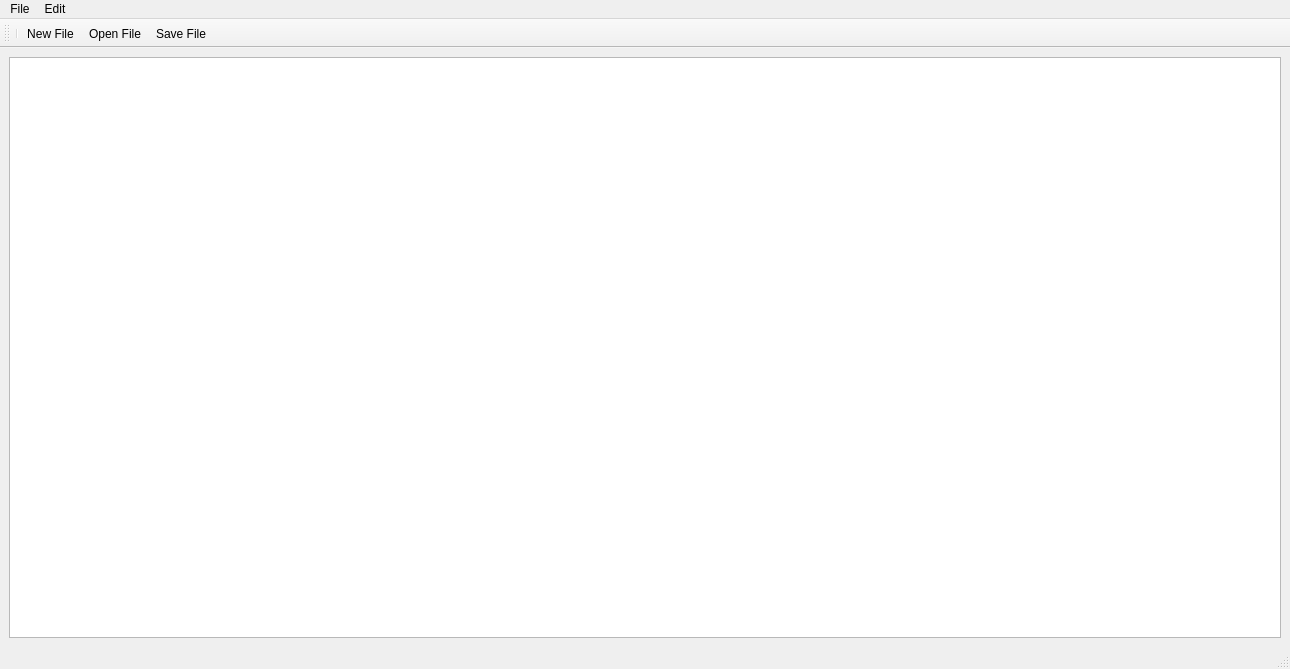
Before: the Qt Designer form mainwindow.ui in i-saw-sparks/Notypad, drawn with Qt 5.
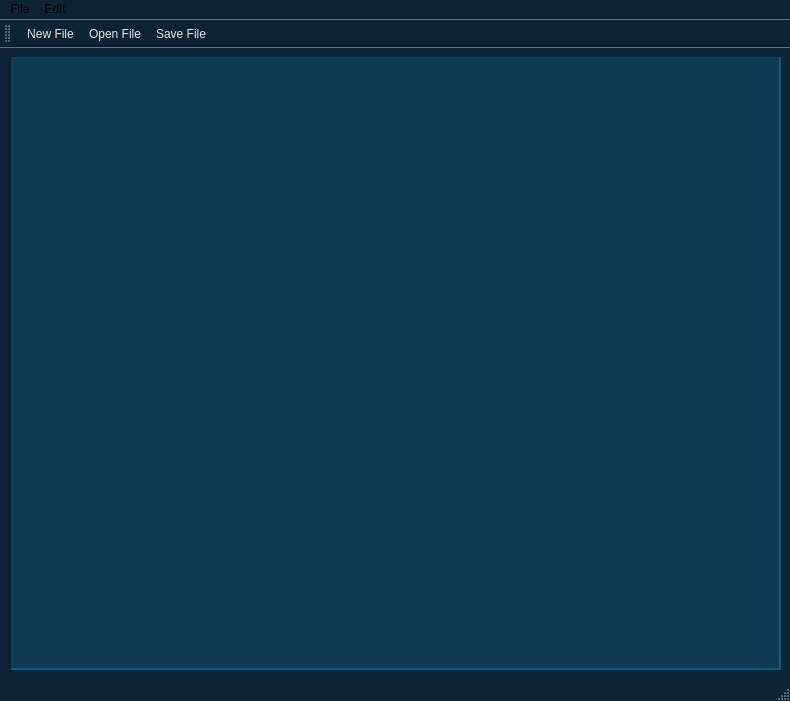
After: the same form once the commit is applied. Icons and pictures are not drawn.

Commit message: Blue theme

```diff
--- a/mainwindow.ui
+++ b/mainwindow.ui
@@ -6,17 +6,574 @@
    <rect>
     <x>0</x>
     <y>0</y>
-    <width>1290</width>
-    <height>669</height>
+    <width>790</width>
+    <height>701</height>
    </rect>
   </property>
+  <property name="minimumSize">
+   <size>
+    <width>500</width>
+    <height>0</height>
+   </size>
+  </property>
+  <property name="palette">
+   <palette>
+    <active>
+     <colorrole role="WindowText">
+      <brush brushstyle="SolidPattern">
+       <color alpha="255">
+        <red>0</red>
+        <green>0</green>
+        <blue>0</blue>
+       </color>
+      </brush>
+     </colorrole>
+     <colorrole role="Button">
+      <brush brushstyle="SolidPattern">
+       <color alpha="255">
+        <red>170</red>
+        <green>170</green>
+        <blue>255</blue>
+       </color>
+      </brush>
+     </colorrole>
+     <colorrole role="Light">
+      <brush brushstyle="SolidPattern">
+       <color alpha="255">
+        <red>170</red>
+        <green>170</green>
+        <blue>0</blue>
+       </color>
+      </brush>
+     </colorrole>
+     <colorrole role="Midlight">
+      <brush brushstyle="SolidPattern">
+       <color alpha="255">
+        <red>0</red>
+        <green>255</green>
+        <blue>127</blue>
+       </color>
+      </brush>
+     </colorrole>
+     <colorrole role="Dark">
+      <brush brushstyle="SolidPattern">
+       <color alpha="255">
+        <red>0</red>
+        <green>85</green>
+        <blue>0</blue>
+       </color>
+      </brush>
+     </colorrole>
+     <colorrole role="Mid">
+      <brush brushstyle="SolidPattern">
+       <color alpha="255">
+        <red>20</red>
+        <green>52</green>
+        <blue>31</blue>
+       </color>
+      </brush>
+     </colorrole>
+     <colorrole role="Text">
+      <brush brushstyle="SolidPattern">
+       <color alpha="255">
+        <red>226</red>
+        <green>226</green>
+        <blue>226</blue>
+       </color>
+      </brush>
+     </colorrole>
+     <colorrole role="ButtonText">
+      <brush brushstyle="SolidPattern">
+       <color alpha="255">
+        <red>0</red>
+        <green>0</green>
+        <blue>0</blue>
+       </color>
+      </brush>
+     </colorrole>
+     <colorrole role="Base">
+      <brush brushstyle="SolidPattern">
+       <color alpha="255">
+        <red>17</red>
+        <green>58</green>
+        <blue>84</blue>
+       </color>
+      </brush>
+     </colorrole>
+     <colorrole role="Window">
+      <brush brushstyle="SolidPattern">
+       <color alpha="255">
+        <red>11</red>
+        <green>35</green>
+        <blue>52</blue>
+       </color>
+      </brush>
+     </colorrole>
+     <colorrole role="Shadow">
+      <brush brushstyle="SolidPattern">
+       <color alpha="255">
+        <red>170</red>
+        <green>0</green>
+        <blue>255</blue>
+       </color>
+      </brush>
+     </colorrole>
+     <colorrole role="AlternateBase">
+      <brush brushstyle="SolidPattern">
+       <color alpha="255">
+        <red>255</red>
+        <green>170</green>
+        <blue>255</blue>
+       </color>
+      </brush>
+     </colorrole>
+     <colorrole role="PlaceholderText">
+      <brush brushstyle="SolidPattern">
+       <color alpha="128">
+        <red>226</red>
+        <green>226</green>
+        <blue>226</blue>
+       </color>
+      </brush>
+     </colorrole>
+    </active>
+    <inactive>
+     <colorrole role="WindowText">
+      <brush brushstyle="SolidPattern">
+       <color alpha="255">
+        <red>0</red>
+        <green>0</green>
+        <blue>0</blue>
+       </color>
+      </brush>
+     </colorrole>
+     <colorrole role="Button">
+      <brush brushstyle="SolidPattern">
+       <color alpha="255">
+        <red>170</red>
+        <green>170</green>
+        <blue>255</blue>
+       </color>
+      </brush>
+     </colorrole>
+     <colorrole role="Light">
+      <brush brushstyle="SolidPattern">
+       <color alpha="255">
+        <red>170</red>
+        <green>170</green>
+        <blue>0</blue>
+       </color>
+      </brush>
+     </colorrole>
+     <colorrole role="Midlight">
+      <brush brushstyle="SolidPattern">
+       <color alpha="255">
+        <red>0</red>
+        <green>255</green>
+        <blue>127</blue>
+       </color>
+      </brush>
+     </colorrole>
+     <colorrole role="Dark">
+      <brush brushstyle="SolidPattern">
+       <color alpha="255">
+        <red>0</red>
+        <green>85</green>
+        <blue>0</blue>
+       </color>
+      </brush>
+     </colorrole>
+     <colorrole role="Mid">
+      <brush brushstyle="SolidPattern">
+       <color alpha="255">
+        <red>20</red>
+        <green>52</green>
+        <blue>31</blue>
+       </color>
+      </brush>
+     </colorrole>
+     <colorrole role="Text">
+      <brush brushstyle="SolidPattern">
+       <color alpha="255">
+        <red>226</red>
+        <green>226</green>
+        <blue>226</blue>
+       </color>
+      </brush>
+     </colorrole>
+     <colorrole role="ButtonText">
+      <brush brushstyle="SolidPattern">
+       <color alpha="255">
+        <red>0</red>
+        <green>0</green>
+        <blue>0</blue>
+       </color>
+      </brush>
+     </colorrole>
+     <colorrole role="Base">
+      <brush brushstyle="SolidPattern">
+       <color alpha="255">
+        <red>17</red>
+        <green>58</green>
+        <blue>84</blue>
+       </color>
+      </brush>
+     </colorrole>
+     <colorrole role="Window">
+      <brush brushstyle="SolidPattern">
+       <color alpha="255">
+        <red>11</red>
+        <green>35</green>
+        <blue>52</blue>
+       </color>
+      </brush>
+     </colorrole>
+     <colorrole role="Shadow">
+      <brush brushstyle="SolidPattern">
+       <color alpha="255">
+        <red>170</red>
+        <green>0</green>
+        <blue>255</blue>
+       </color>
+      </brush>
+     </colorrole>
+     <colorrole role="AlternateBase">
+      <brush brushstyle="SolidPattern">
+       <color alpha="255">
+        <red>255</red>
+        <green>170</green>
+        <blue>255</blue>
+       </color>
+      </brush>
+     </colorrole>
+     <colorrole role="PlaceholderText">
+      <brush brushstyle="SolidPattern">
+       <color alpha="128">
+        <red>226</red>
+        <green>226</green>
+        <blue>226</blue>
+       </color>
+      </brush>
+     </colorrole>
+    </inactive>
+    <disabled>
+     <colorrole role="WindowText">
+      <brush brushstyle="SolidPattern">
+       <color alpha="255">
+        <red>0</red>
+        <green>85</green>
+        <blue>0</blue>
+       </color>
+      </brush>
+     </colorrole>
+     <colorrole role="Button">
+      <brush brushstyle="SolidPattern">
+       <color alpha="255">
+        <red>170</red>
+        <green>170</green>
+        <blue>255</blue>
+       </color>
+      </brush>
+     </colorrole>
+     <colorrole role="Light">
+      <brush brushstyle="SolidPattern">
+       <color alpha="255">
+        <red>170</red>
+        <green>170</green>
+        <blue>0</blue>
+       </color>
+      </brush>
+     </colorrole>
+     <colorrole role="Midlight">
+      <brush brushstyle="SolidPattern">
+       <color alpha="255">
+        <red>0</red>
+        <green>255</green>
+        <blue>127</blue>
+       </color>
+      </brush>
+     </colorrole>
+     <colorrole role="Dark">
+      <brush brushstyle="SolidPattern">
+       <color alpha="255">
+        <red>0</red>
+        <green>85</green>
+        <blue>0</blue>
+       </color>
+      </brush>
+     </colorrole>
+     <colorrole role="Mid">
+      <brush brushstyle="SolidPattern">
+       <color alpha="255">
+        <red>20</red>
+        <green>52</green>
+        <blue>31</blue>
+       </color>
+      </brush>
+     </colorrole>
+     <colorrole role="Text">
+      <brush brushstyle="SolidPattern">
+       <color alpha="255">
+        <red>0</red>
+        <green>85</green>
+        <blue>0</blue>
+       </color>
+      </brush>
+     </colorrole>
+     <colorrole role="ButtonText">
+      <brush brushstyle="SolidPattern">
+       <color alpha="255">
+        <red>0</red>
+        <green>85</green>
+        <blue>0</blue>
+       </color>
+      </brush>
+     </colorrole>
+     <colorrole role="Base">
+      <brush brushstyle="SolidPattern">
+       <color alpha="255">
+        <red>11</red>
+        <green>35</green>
+        <blue>52</blue>
+       </color>
+      </brush>
+     </colorrole>
+     <colorrole role="Window">
+      <brush brushstyle="SolidPattern">
+       <color alpha="255">
+        <red>11</red>
+        <green>35</green>
+        <blue>52</blue>
+       </color>
+      </brush>
+     </colorrole>
+     <colorrole role="Shadow">
+      <brush brushstyle="SolidPattern">
+       <color alpha="255">
+        <red>170</red>
+        <green>0</green>
+        <blue>255</blue>
+       </color>
+      </brush>
+     </colorrole>
+     <colorrole role="AlternateBase">
+      <brush brushstyle="SolidPattern">
+       <color alpha="255">
+        <red>255</red>
+        <green>170</green>
+        <blue>255</blue>
+       </color>
+      </brush>
+     </colorrole>
+     <colorrole role="PlaceholderText">
+      <brush brushstyle="SolidPattern">
+       <color alpha="128">
+        <red>0</red>
+        <green>0</green>
+        <blue>0</blue>
+       </color>
+      </brush>
+     </colorrole>
+    </disabled>
+   </palette>
+  </property>
   <property name="windowTitle">
-   <string>MainWindow</string>
+   <string>Notypad</string>
+  </property>
+  <property name="windowOpacity">
+   <double>1.000000000000000</double>
+  </property>
+  <property name="documentMode">
+   <bool>false</bool>
+  </property>
+  <property name="tabShape">
+   <enum>QTabWidget::Rounded</enum>
   </property>
   <widget class="QWidget" name="centralwidget">
    <layout class="QVBoxLayout" name="verticalLayout_2">
+    <property name="leftMargin">
+     <number>11</number>
+    </property>
     <item>
-     <widget class="QPlainTextEdit" name="plainTextEdit"/>
+     <widget class="QPlainTextEdit" name="plainTextEdit">
+      <property name="palette">
+       <palette>
+        <active>
+         <colorrole role="WindowText">
+          <brush brushstyle="SolidPattern">
+           <color alpha="255">
+            <red>0</red>
+            <green>0</green>
+            <blue>0</blue>
+           </color>
+          </brush>
+         </colorrole>
+         <colorrole role="Light">
+          <brush brushstyle="SolidPattern">
+           <color alpha="255">
+            <red>10</red>
+            <green>93</green>
+            <blue>125</blue>
+           </color>
+          </brush>
+         </colorrole>
+         <colorrole role="Dark">
+          <brush brushstyle="SolidPattern">
+           <color alpha="255">
+            <red>7</red>
+            <green>67</green>
+            <blue>89</blue>
+           </color>
+          </brush>
+         </colorrole>
+         <colorrole role="Text">
+          <brush brushstyle="SolidPattern">
+           <color alpha="255">
+            <red>226</red>
+            <green>226</green>
+            <blue>226</blue>
+           </color>
+          </brush>
+         </colorrole>
+         <colorrole role="ButtonText">
+          <brush brushstyle="SolidPattern">
+           <color alpha="255">
+            <red>0</red>
+            <green>0</green>
+            <blue>0</blue>
+           </color>
+          </brush>
+         </colorrole>
+        </active>
+        <inactive>
+         <colorrole role="WindowText">
+          <brush brushstyle="SolidPattern">
+           <color alpha="255">
+            <red>0</red>
+            <green>0</green>
+            <blue>0</blue>
+           </color>
+          </brush>
+         </colorrole>
+         <colorrole role="Light">
+          <brush brushstyle="SolidPattern">
+           <color alpha="255">
+            <red>10</red>
+            <green>93</green>
+            <blue>125</blue>
+           </color>
+          </brush>
+         </colorrole>
+         <colorrole role="Dark">
+          <brush brushstyle="SolidPattern">
+           <color alpha="255">
+            <red>7</red>
+            <green>67</green>
+            <blue>89</blue>
+           </color>
+          </brush>
+         </colorrole>
+         <colorrole role="Text">
+          <brush brushstyle="SolidPattern">
+           <color alpha="255">
+            <red>226</red>
+            <green>226</green>
+            <blue>226</blue>
+           </color>
+          </brush>
+         </colorrole>
+         <colorrole role="ButtonText">
+          <brush brushstyle="SolidPattern">
+           <color alpha="255">
+            <red>0</red>
+            <green>0</green>
+            <blue>0</blue>
+           </color>
+          </brush>
+         </colorrole>
+        </inactive>
+        <disabled>
+         <colorrole role="WindowText">
+          <brush brushstyle="SolidPattern">
+           <color alpha="255">
+            <red>7</red>
+            <green>67</green>
+            <blue>89</blue>
+           </color>
+          </brush>
+         </colorrole>
+         <colorrole role="Light">
+          <brush brushstyle="SolidPattern">
+           <color alpha="255">
+            <red>10</red>
+            <green>93</green>
+            <blue>125</blue>
+           </color>
+          </brush>
+         </colorrole>
+         <colorrole role="Dark">
+          <brush brushstyle="SolidPattern">
+           <color alpha="255">
+            <red>7</red>
+            <green>67</green>
+            <blue>89</blue>
+           </color>
+          </brush>
+         </colorrole>
+         <colorrole role="Text">
+          <brush brushstyle="SolidPattern">
+           <color alpha="255">
+            <red>7</red>
+            <green>67</green>
+            <blue>89</blue>
+           </color>
+          </brush>
+         </colorrole>
+         <colorrole role="ButtonText">
+          <brush brushstyle="SolidPattern">
+           <color alpha="255">
+            <red>7</red>
+            <green>67</green>
+            <blue>89</blue>
+           </color>
+          </brush>
+         </colorrole>
+        </disabled>
+       </palette>
+      </property>
+      <property name="font">
+       <font>
+        <pointsize>12</pointsize>
+       </font>
+      </property>
+      <property name="cursor" stdset="0">
+       <cursorShape>IBeamCursor</cursorShape>
+      </property>
+      <property name="mouseTracking">
+       <bool>false</bool>
+      </property>
+      <property name="frameShape">
+       <enum>QFrame::Panel</enum>
+      </property>
+      <property name="frameShadow">
+       <enum>QFrame::Sunken</enum>
+      </property>
+      <property name="lineWidth">
+       <number>2</number>
+      </property>
+      <property name="verticalScrollBarPolicy">
+       <enum>Qt::ScrollBarAsNeeded</enum>
+      </property>
+      <property name="plainText">
+       <string/>
+      </property>
+      <property name="textInteractionFlags">
+       <set>Qt::LinksAccessibleByKeyboard|Qt::LinksAccessibleByMouse|Qt::TextBrowserInteraction|Qt::TextEditable|Qt::TextEditorInteraction|Qt::TextSelectableByKeyboard|Qt::TextSelectableByMouse</set>
+      </property>
+      <property name="backgroundVisible">
+       <bool>false</bool>
+      </property>
+     </widget>
     </item>
    </layout>
   </widget>
@@ -25,11 +582,456 @@
     <rect>
      <x>0</x>
      <y>0</y>
-     <width>1290</width>
+     <width>790</width>
      <height>26</height>
     </rect>
    </property>
-   <widget class="QMenu" name="menuNotypad">
+   <property name="nativeMenuBar">
+    <bool>true</bool>
+   </property>
+   <widget class="QMenu" name="menuFile">
+    <property name="palette">
+     <palette>
+      <active>
+       <colorrole role="WindowText">
+        <brush brushstyle="SolidPattern">
+         <color alpha="255">
+          <red>255</red>
+          <green>255</green>
+          <blue>255</blue>
+         </color>
+        </brush>
+       </colorrole>
+       <colorrole role="Button">
+        <brush brushstyle="SolidPattern">
+         <color alpha="255">
+          <red>0</red>
+          <green>0</green>
+          <blue>127</blue>
+         </color>
+        </brush>
+       </colorrole>
+       <colorrole role="Light">
+        <brush brushstyle="SolidPattern">
+         <color alpha="255">
+          <red>0</red>
+          <green>0</green>
+          <blue>191</blue>
+         </color>
+        </brush>
+       </colorrole>
+       <colorrole role="Midlight">
+        <brush brushstyle="SolidPattern">
+         <color alpha="255">
+          <red>0</red>
+          <green>0</green>
+          <blue>159</blue>
+         </color>
+        </brush>
+       </colorrole>
+       <colorrole role="Dark">
+        <brush brushstyle="SolidPattern">
+         <color alpha="255">
+          <red>0</red>
+          <green>0</green>
+          <blue>63</blue>
+         </color>
+        </brush>
+       </colorrole>
+       <colorrole role="Mid">
+        <brush brushstyle="SolidPattern">
+         <color alpha="255">
+          <red>0</red>
+          <green>0</green>
+          <blue>84</blue>
+         </color>
+        </brush>
+       </colorrole>
+       <colorrole role="Text">
+        <brush brushstyle="SolidPattern">
+         <color alpha="255">
+          <red>255</red>
+          <green>255</green>
+          <blue>255</blue>
+         </color>
+        </brush>
+       </colorrole>
+       <colorrole role="BrightText">
+        <brush brushstyle="SolidPattern">
+         <color alpha="255">
+          <red>255</red>
+          <green>255</green>
+          <blue>255</blue>
+         </color>
+        </brush>
+       </colorrole>
+       <colorrole role="ButtonText">
+        <brush brushstyle="SolidPattern">
+         <color alpha="255">
+          <red>255</red>
+          <green>255</green>
+          <blue>255</blue>
+         </color>
+        </brush>
+       </colorrole>
+       <colorrole role="Base">
+        <brush brushstyle="SolidPattern">
+         <color alpha="255">
+          <red>0</red>
+          <green>0</green>
+          <blue>0</blue>
+         </color>
+        </brush>
+       </colorrole>
+       <colorrole role="Window">
+        <brush brushstyle="SolidPattern">
+         <color alpha="255">
+          <red>0</red>
+          <green>0</green>
+          <blue>127</blue>
+         </color>
+        </brush>
+       </colorrole>
+       <colorrole role="Shadow">
+        <brush brushstyle="SolidPattern">
+         <color alpha="255">
+          <red>0</red>
+          <green>0</green>
+          <blue>0</blue>
+         </color>
+        </brush>
+       </colorrole>
+       <colorrole role="AlternateBase">
+        <brush brushstyle="SolidPattern">
+         <color alpha="255">
+          <red>0</red>
+          <green>0</green>
+          <blue>63</blue>
+         </color>
+        </brush>
+       </colorrole>
+       <colorrole role="ToolTipBase">
+        <brush brushstyle="SolidPattern">
+         <color alpha="255">
+          <red>255</red>
+          <green>255</green>
+          <blue>220</blue>
+         </color>
+        </brush>
+       </colorrole>
+       <colorrole role="ToolTipText">
+        <brush brushstyle="SolidPattern">
+         <color alpha="255">
+          <red>0</red>
+          <green>0</green>
+          <blue>0</blue>
+         </color>
+        </brush>
+       </colorrole>
+       <colorrole role="PlaceholderText">
+        <brush brushstyle="SolidPattern">
+         <color alpha="128">
+          <red>255</red>
+          <green>255</green>
+          <blue>255</blue>
+         </color>
+        </brush>
+       </colorrole>
+      </active>
+      <inactive>
+       <colorrole role="WindowText">
+        <brush brushstyle="SolidPattern">
+         <color alpha="255">
+          <red>255</red>
+          <green>255</green>
+          <blue>255</blue>
+         </color>
+        </brush>
+       </colorrole>
+       <colorrole role="Button">
+        <brush brushstyle="SolidPattern">
+         <color alpha="255">
+          <red>0</red>
+          <green>0</green>
+          <blue>127</blue>
+         </color>
+        </brush>
+       </colorrole>
+       <colorrole role="Light">
+        <brush brushstyle="SolidPattern">
+         <color alpha="255">
+          <red>0</red>
+          <green>0</green>
+          <blue>191</blue>
+         </color>
+        </brush>
+       </colorrole>
+       <colorrole role="Midlight">
+        <brush brushstyle="SolidPattern">
+         <color alpha="255">
+          <red>0</red>
+          <green>0</green>
+          <blue>159</blue>
+         </color>
+        </brush>
+       </colorrole>
+       <colorrole role="Dark">
+        <brush brushstyle="SolidPattern">
+         <color alpha="255">
+          <red>0</red>
+          <green>0</green>
+          <blue>63</blue>
+         </color>
+        </brush>
+       </colorrole>
+       <colorrole role="Mid">
+        <brush brushstyle="SolidPattern">
+         <color alpha="255">
+          <red>0</red>
+          <green>0</green>
+          <blue>84</blue>
+         </color>
+        </brush>
+       </colorrole>
+       <colorrole role="Text">
+        <brush brushstyle="SolidPattern">
+         <color alpha="255">
+          <red>255</red>
+          <green>255</green>
+          <blue>255</blue>
+         </color>
+        </brush>
+       </colorrole>
+       <colorrole role="BrightText">
+        <brush brushstyle="SolidPattern">
+         <color alpha="255">
+          <red>255</red>
+          <green>255</green>
+          <blue>255</blue>
+         </color>
+        </brush>
+       </colorrole>
+       <colorrole role="ButtonText">
+        <brush brushstyle="SolidPattern">
+         <color alpha="255">
+          <red>255</red>
+          <green>255</green>
+          <blue>255</blue>
+         </color>
+        </brush>
+       </colorrole>
+       <colorrole role="Base">
+        <brush brushstyle="SolidPattern">
+         <color alpha="255">
+          <red>0</red>
+          <green>0</green>
+          <blue>0</blue>
+         </color>
+        </brush>
+       </colorrole>
+       <colorrole role="Window">
+        <brush brushstyle="SolidPattern">
+         <color alpha="255">
+          <red>0</red>
+          <green>0</green>
+          <blue>127</blue>
+         </color>
+        </brush>
+       </colorrole>
+       <colorrole role="Shadow">
+        <brush brushstyle="SolidPattern">
+         <color alpha="255">
+          <red>0</red>
+          <green>0</green>
+          <blue>0</blue>
+         </color>
+        </brush>
+       </colorrole>
+       <colorrole role="AlternateBase">
+        <brush brushstyle="SolidPattern">
+         <color alpha="255">
+          <red>0</red>
+          <green>0</green>
+          <blue>63</blue>
+         </color>
+        </brush>
+       </colorrole>
+       <colorrole role="ToolTipBase">
+        <brush brushstyle="SolidPattern">
+         <color alpha="255">
+          <red>255</red>
+          <green>255</green>
+          <blue>220</blue>
+         </color>
+        </brush>
+       </colorrole>
+       <colorrole role="ToolTipText">
+        <brush brushstyle="SolidPattern">
+         <color alpha="255">
+          <red>0</red>
+          <green>0</green>
+          <blue>0</blue>
+         </color>
+        </brush>
+       </colorrole>
+       <colorrole role="PlaceholderText">
+        <brush brushstyle="SolidPattern">
+         <color alpha="128">
+          <red>255</red>
+          <green>255</green>
+          <blue>255</blue>
+         </color>
+        </brush>
+       </colorrole>
+      </inactive>
+      <disabled>
+       <colorrole role="WindowText">
+        <brush brushstyle="SolidPattern">
+         <color alpha="255">
+          <red>0</red>
+          <green>0</green>
+          <blue>63</blue>
+         </color>
+        </brush>
+       </colorrole>
+       <colorrole role="Button">
+        <brush brushstyle="SolidPattern">
+         <color alpha="255">
+          <red>0</red>
+          <green>0</green>
+          <blue>127</blue>
+         </color>
+        </brush>
+       </colorrole>
+       <colorrole role="Light">
+        <brush brushstyle="SolidPattern">
+         <color alpha="255">
+          <red>0</red>
+          <green>0</green>
+          <blue>191</blue>
+         </color>
+        </brush>
+       </colorrole>
+       <colorrole role="Midlight">
+        <brush brushstyle="SolidPattern">
+         <color alpha="255">
+          <red>0</red>
+          <green>0</green>
+          <blue>159</blue>
+         </color>
+        </brush>
+       </colorrole>
+       <colorrole role="Dark">
+        <brush brushstyle="SolidPattern">
+         <color alpha="255">
+          <red>0</red>
+          <green>0</green>
+          <blue>63</blue>
+         </color>
+        </brush>
+       </colorrole>
+       <colorrole role="Mid">
+        <brush brushstyle="SolidPattern">
+         <color alpha="255">
+          <red>0</red>
+          <green>0</green>
+          <blue>84</blue>
+         </color>
+        </brush>
+       </colorrole>
+       <colorrole role="Text">
+        <brush brushstyle="SolidPattern">
+         <color alpha="255">
+          <red>0</red>
+          <green>0</green>
+          <blue>63</blue>
+         </color>
+        </brush>
+       </colorrole>
+       <colorrole role="BrightText">
+        <brush brushstyle="SolidPattern">
+         <color alpha="255">
+          <red>255</red>
+          <green>255</green>
+          <blue>255</blue>
+         </color>
+        </brush>
+       </colorrole>
+       <colorrole role="ButtonText">
+        <brush brushstyle="SolidPattern">
+         <color alpha="255">
+          <red>0</red>
+          <green>0</green>
+          <blue>63</blue>
+         </color>
+        </brush>
+       </colorrole>
+       <colorrole role="Base">
+        <brush brushstyle="SolidPattern">
+         <color alpha="255">
+          <red>0</red>
+          <green>0</green>
+          <blue>127</blue>
+         </color>
+        </brush>
+       </colorrole>
+       <colorrole role="Window">
+        <brush brushstyle="SolidPattern">
+         <color alpha="255">
+          <red>0</red>
+          <green>0</green>
+          <blue>127</blue>
+         </color>
+        </brush>
+       </colorrole>
+       <colorrole role="Shadow">
+        <brush brushstyle="SolidPattern">
+         <color alpha="255">
+          <red>0</red>
+          <green>0</green>
+          <blue>0</blue>
+         </color>
+        </brush>
+       </colorrole>
+       <colorrole role="AlternateBase">
+        <brush brushstyle="SolidPattern">
+         <color alpha="255">
+          <red>0</red>
+          <green>0</green>
+          <blue>127</blue>
+         </color>
+        </brush>
+       </colorrole>
+       <colorrole role="ToolTipBase">
+        <brush brushstyle="SolidPattern">
+         <color alpha="255">
+          <red>255</red>
+          <green>255</green>
+          <blue>220</blue>
+         </color>
+        </brush>
+       </colorrole>
+       <colorrole role="ToolTipText">
+        <brush brushstyle="SolidPattern">
+         <color alpha="255">
+          <red>0</red>
+          <green>0</green>
+          <blue>0</blue>
+         </color>
+        </brush>
+       </colorrole>
+       <colorrole role="PlaceholderText">
+        <brush brushstyle="SolidPattern">
+         <color alpha="128">
+          <red>255</red>
+          <green>255</green>
+          <blue>255</blue>
+         </color>
+        </brush>
+       </colorrole>
+      </disabled>
+     </palette>
+    </property>
     <property name="title">
      <string>File</string>
     </property>
@@ -42,14 +1044,63 @@
      <string>Edit</string>
     </property>
    </widget>
-   <addaction name="menuNotypad"/>
+   <addaction name="menuFile"/>
    <addaction name="menuEdit"/>
   </widget>
   <widget class="QStatusBar" name="statusbar"/>
   <widget class="QToolBar" name="toolBar">
+   <property name="palette">
+    <palette>
+     <active>
+      <colorrole role="ButtonText">
+       <brush brushstyle="SolidPattern">
+        <color alpha="255">
+         <red>231</red>
+         <green>231</green>
+         <blue>231</blue>
+        </color>
+       </brush>
+      </colorrole>
+     </active>
+     <inactive>
+      <colorrole role="ButtonText">
+       <brush brushstyle="SolidPattern">
+        <color alpha="255">
+         <red>231</red>
+         <green>231</green>
+         <blue>231</blue>
+        </color>
+       </brush>
+      </colorrole>
+     </inactive>
+     <disabled>
+      <colorrole role="ButtonText">
+       <brush brushstyle="SolidPattern">
+        <color alpha="255">
+         <red>0</red>
+         <green>85</green>
+         <blue>0</blue>
+        </color>
+       </brush>
+      </colorrole>
+     </disabled>
+    </palette>
+   </property>
+   <property name="cursor">
+    <cursorShape>ArrowCursor</cursorShape>
+   </property>
    <property name="windowTitle">
     <string>toolBar</string>
    </property>
+   <property name="orientation">
+    <enum>Qt::Horizontal</enum>
+   </property>
+   <property name="toolButtonStyle">
+    <enum>Qt::ToolButtonIconOnly</enum>
+   </property>
+   <property name="floatable">
+    <bool>false</bool>
+   </property>
    <attribute name="toolBarArea">
     <enum>TopToolBarArea</enum>
    </attribute>
```
The commit also changes 4 other files.
